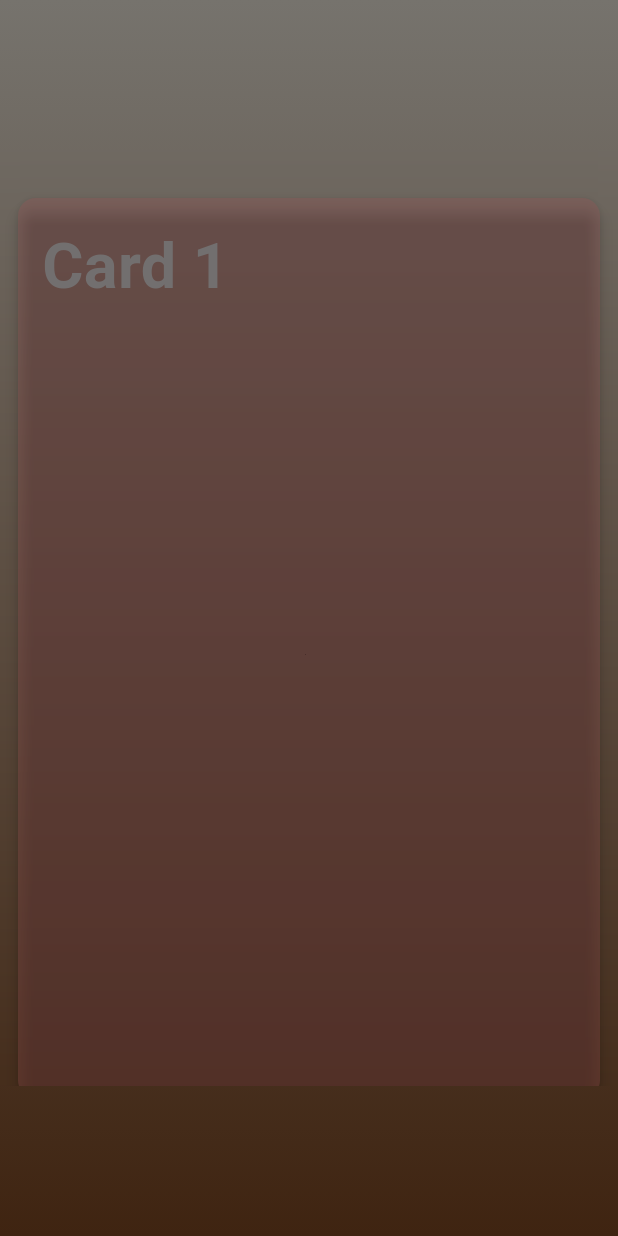
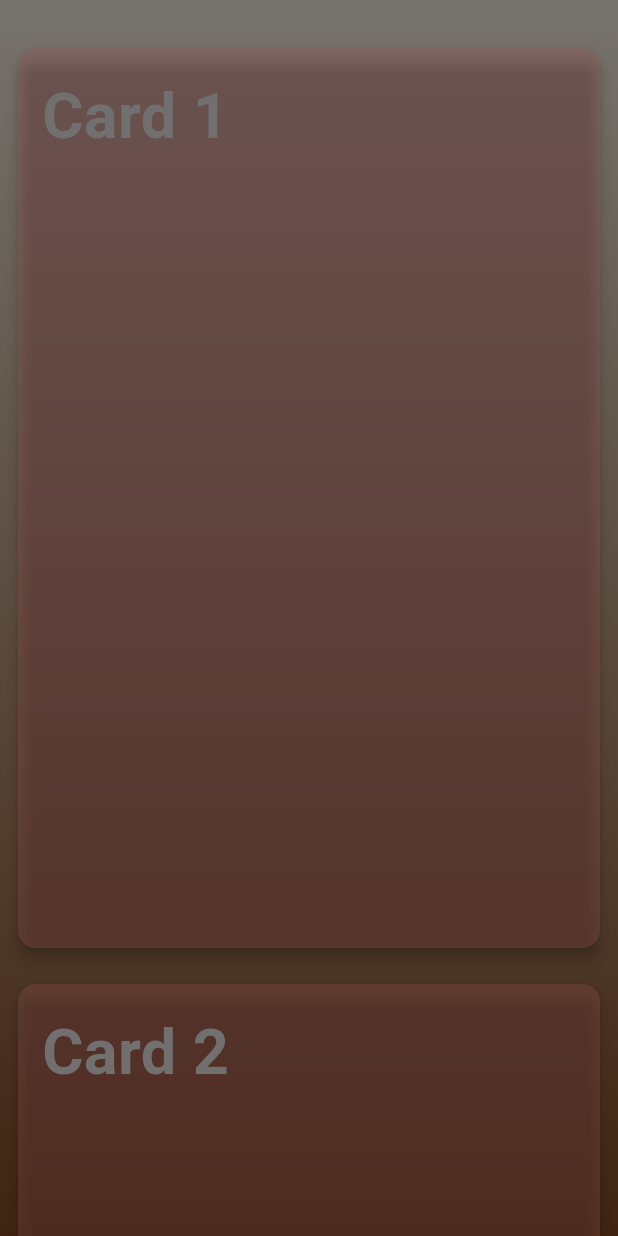
Before and after one commit to Pr1s0n3r627/flutter-breaking-habits-app, a Flutter app: the screen it shows after launch, on a phone screen of 412 x 824 dp. Run offline on Flutter 3.47's test engine with Material 3 defaults, Android fonts, the phone set to English and light mode, and no system bars.

```diff
--- a/break_the_cycle/lib/main.dart
+++ b/break_the_cycle/lib/main.dart
@@ -1,5 +1,4 @@
 import 'package:flutter/material.dart';
-import 'dart:ui'; // Required for ImageFilter
 import 'theme.dart';
 import 'card.dart'; // Ensure HabitCard and Habit are imported
 
@@ -41,9 +40,7 @@ class HomePage extends StatelessWidget {
     ];
 
     return Scaffold(
-      body: Stack(
-        children: [
-          Container(
+      body: Container(
         decoration: BoxDecoration(
           gradient: LinearGradient(
             begin: Alignment.topCenter,
@@ -51,17 +48,6 @@ class HomePage extends StatelessWidget {
             colors: [AppTheme.boneColor, AppTheme.brownColor],
           ),
         ),
-          ),
-          Positioned(
-            top: 100, // Adjust the top position of blur effect
-            bottom: 100, // Adjust the bottom position of blur effect
-            left: 0,
-            right: 0,
-            child: ClipRect(
-              child: BackdropFilter(
-                filter: ImageFilter.blur(sigmaX: 5, sigmaY: 5),
-                child: Container(
-                  color: Colors.transparent,
         child: ListView.builder(
           padding: EdgeInsets.symmetric(vertical: 20.0),
           itemCount: habits.length,
@@ -73,11 +59,6 @@ class HomePage extends StatelessWidget {
           },
         ),
       ),
-              ),
-            ),
-          ),
-        ],
-      ),
     );
   }
 }
```
Also changed, not shown: 2 other files. Lines whose indentation alone changed are shown as unchanged.
